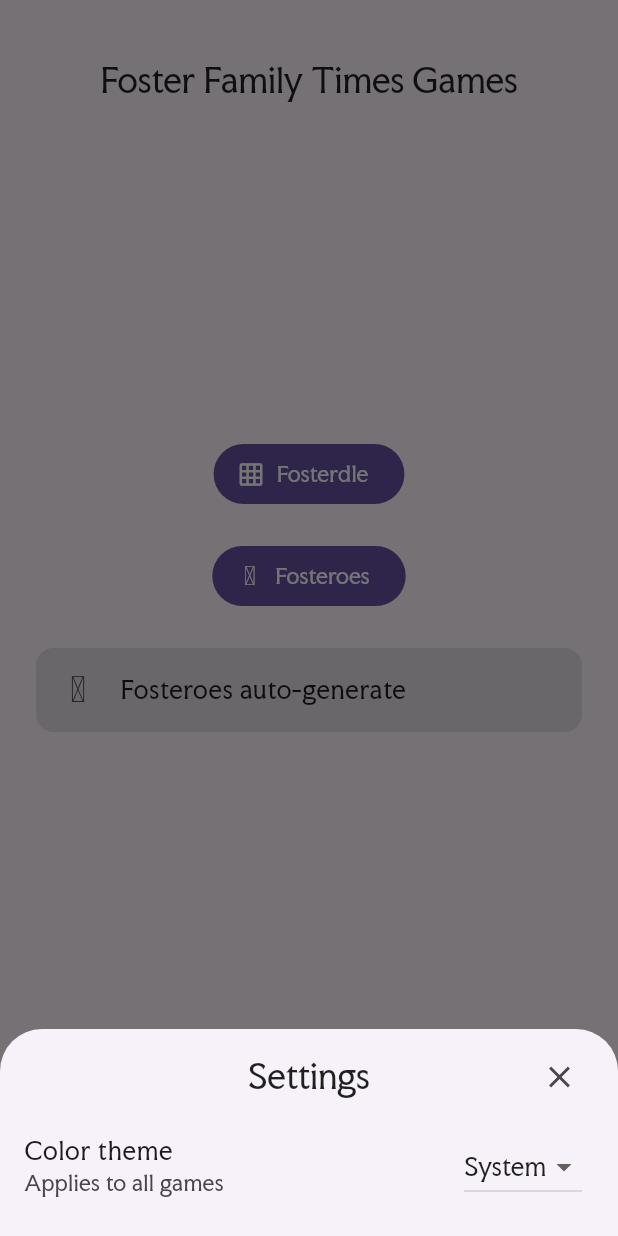
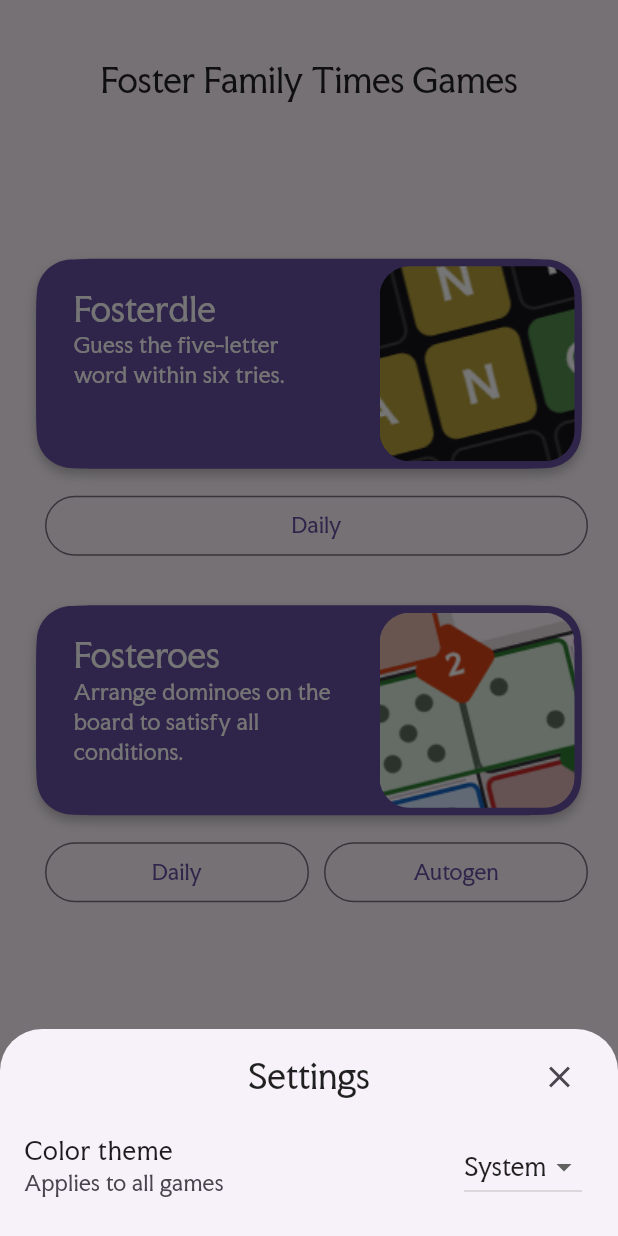
Before and after one commit to josh2112/fft_games, a Flutter app: the screen it shows after launch, after a tap on "Settings", on a phone screen of 412 x 824 dp. Run offline on Flutter 3.47's test engine with Material 3 defaults, Android fonts, the phone set to English and light mode, and no system bars; our stand-ins replace confetti, go_router, shared_preferences; missing offline and left inert: defer_pointer, svg_path_parser; project files that could hold a hidden picture were left out.

Commit message:
Redesigned main menu page with tiles / images Load theme mode before first render Bumped to v1.1.3

```diff
--- a/lib/games/fosterdle/play_page.dart
+++ b/lib/games/fosterdle/play_page.dart
@@ -43,9 +43,9 @@ class _PlayPageState extends State<PlayPage> with KeyboardAdapter {
     WidgetsBinding.instance.addPostFrameCallback(
       (_) => Future.wait([
         boardState.isLoaded,
-        settings.gameStateDate.isLoaded,
-        settings.gameStateGuesses.isLoaded,
-        settings.gameStateIsCompleted.isLoaded,
+        settings.gameStateDate.waitLoaded,
+        settings.gameStateGuesses.waitLoaded,
+        settings.gameStateIsCompleted.waitLoaded,
       ]).then(_maybeApplyBoardState),
     );
   }
--- a/lib/games/fosteroes/settings.dart
+++ b/lib/games/fosteroes/settings.dart
@@ -57,7 +57,7 @@ class GameSettingsController {
   }
 
   Future waitUntilLoaded() =>
-      Future.wait([date.isLoaded, state.isLoaded, isCompleted.isLoaded, elapsedTime.isLoaded, seed.isLoaded]);
+      Future.wait([date.waitLoaded, state.waitLoaded, isCompleted.waitLoaded, elapsedTime.waitLoaded, seed.waitLoaded]);
 }
 
 class SettingsController {
--- a/lib/main.dart
+++ b/lib/main.dart
@@ -20,15 +20,19 @@ void main() async {
 
   WidgetsFlutterBinding.ensureInitialized();
 
-  await GlobalSettingsController.migrate(SharedPrefsPersistence());
+  // Data migration
+  final prefs = SharedPrefsPersistence();
+  await GlobalSettingsController.migrate(prefs);
 
-  runApp(MyApp());
+  // Pass in initial theme to avoid flickering from default (system) to dark/light.
+  runApp(MyApp(initialThemeMode: ThemeMode.values[await GlobalSettingsController(prefs).themeMode.waitLoaded]));
 }
 
 class MyApp extends StatelessWidget {
   final settingsStore = SharedPrefsPersistence();
+  final ThemeMode initialThemeMode;
 
-  MyApp({super.key});
+  MyApp({this.initialThemeMode = ThemeMode.light, super.key});
 
   @override
   Widget build(BuildContext context) => MultiProvider(
@@ -50,7 +54,7 @@ class MyApp extends StatelessWidget {
                   systemOverlayStyle: SystemUiOverlayStyle(statusBarBrightness: Brightness.dark),
                 ),
               ),
-              themeMode: ThemeMode.values[themeMode],
+              themeMode: globalSettings.themeMode.isLoaded ? ThemeMode.values[themeMode] : initialThemeMode,
               routerConfig: router,
               debugShowCheckedModeBanner: false,
             ),
--- a/lib/main_menu/main_menu_page.dart
+++ b/lib/main_menu/main_menu_page.dart
@@ -1,8 +1,8 @@
 import 'package:fft_games/games/fosteroes/fosteroes.dart' as fosteroes;
+import 'package:fft_games/games/fosteroes/puzzle.dart';
 import 'package:fft_games/utils/utils.dart';
 import 'package:flutter/material.dart';
 import 'package:go_router/go_router.dart';
-import 'package:material_symbols_icons/symbols.dart';
 
 import '../utils/consts.dart';
 import '../utils/dialog_or_bottom_sheet.dart';
@@ -33,36 +33,30 @@ class _MainMenuPageState extends State<MainMenuPage> {
                 scale: 1,
                 child: Column(
                   mainAxisAlignment: MainAxisAlignment.center,
-                  spacing: 20,
+                  spacing: 15,
                   children: [
-                    FilledButton.icon(
-                      onPressed: () => context.go('/fosterdle'),
-                      label: Text('Fosterdle'),
-                      icon: Icon(Icons.grid_on),
+                    GameCard(
+                      'Fosterdle',
+                      'Guess the five-letter word within six tries.',
+                      "assets/tile-fosterdle.png",
+                      Theme.of(context).colorScheme.primary,
+                      actions: [('Daily', () => context.go('/fosterdle'))],
                     ),
-                    FilledButton.icon(
-                      onPressed: () => context.go('/fosteroes'),
-                      label: Text('Fosteroes'),
-                      icon: Icon(Symbols.background_dot_large),
-                    ),
-                    /*OutlinedButton.icon(
-                      onPressed: () => context.go(
-                        '/fosteroes',
-                        extra: fosteroes.PlayPageParams(PuzzleType.autogen, fosteroes.PuzzleDifficulty.easy),
-                      ),
-                      label: Text('Fosteroes auto-generate'),
-                      icon: Icon(Symbols.background_dot_large),
-                    ),*/
-                    Card.filled(
-                      clipBehavior: Clip.hardEdge,
-                      child: ListTile(
-                        leading: Icon(Symbols.background_dot_large),
-                        title: Text('Fosteroes auto-generate'),
-                        onTap: () => context.go(
-                          '/fosteroes',
-                          extra: fosteroes.PlayPageParams(PuzzleType.autogen, fosteroes.PuzzleDifficulty.easy),
+                    GameCard(
+                      'Fosteroes',
+                      'Arrange dominoes on the board to satisfy all conditions.',
+                      "assets/tile-fosteroes.png",
+                      Theme.of(context).colorScheme.primary,
+                      actions: [
+                        ('Daily', () => context.go('/fosteroes')),
+                        (
+                          'Autogen',
+                          () => context.go(
+                            '/fosteroes',
+                            extra: fosteroes.PlayPageParams(PuzzleType.autogen, PuzzleDifficulty.easy),
+                          ),
                         ),
-                      ),
+                      ],
                     ),
                   ],
                 ),
@@ -92,3 +86,73 @@ class _MainMenuPageState extends State<MainMenuPage> {
     ),
   );
 }
+
+class GameCard extends StatelessWidget {
+  final String title, summary, image;
+  final Color color;
+  late final Color textColor;
+  final List<(String, void Function())> actions;
+
+  GameCard(this.title, this.summary, this.image, this.color, {super.key, required this.actions}) {
+    textColor = switch (ThemeData.estimateBrightnessForColor(color)) {
+      Brightness.dark => Colors.white,
+      Brightness.light => Colors.black,
+    };
+  }
+
+  @override
+  Widget build(BuildContext context) => Column(
+    children: [
+      Card(
+        color: color,
+        elevation: 2,
+        shape: RoundedSuperellipseBorder(borderRadius: BorderRadius.all(Radius.circular(25))),
+        clipBehavior: Clip.hardEdge,
+        child: SizedBox(
+          height: 140,
+          child: Row(
+            children: [
+              Expanded(
+                child: Padding(
+                  padding: EdgeInsetsGeometry.symmetric(horizontal: 25, vertical: 20),
+                  child: Column(
+                    crossAxisAlignment: CrossAxisAlignment.start,
+                    children: [
+                      Text(title, style: TextTheme.of(context).titleLarge!.copyWith(color: textColor)),
+                      Text(
+                        summary,
+                        textAlign: TextAlign.start,
+                        style: TextStyle(color: textColor),
+                      ),
+                    ],
+                  ),
+                ),
+              ),
+              Padding(
+                padding: EdgeInsets.all(5),
+                child: ClipRSuperellipse(
+                  borderRadius: BorderRadius.all(Radius.circular(20)),
+
+                  child: Image.asset(image, fit: BoxFit.none),
+                ),
+              ),
+            ],
+          ),
+        ),
+      ),
+      Padding(
+        padding: EdgeInsets.only(left: 10, top: 10, bottom: 10),
+        child: Row(
+          mainAxisAlignment: MainAxisAlignment.spaceEvenly,
+          spacing: 10,
+          children: [
+            for (final a in actions)
+              Expanded(
+                child: OutlinedButton(onPressed: a.$2, child: Text(a.$1)),
+              ),
+          ],
+        ),
+      ),
+    ],
+  );
+}
--- a/lib/settings/global_settings.dart
+++ b/lib/settings/global_settings.dart
@@ -5,6 +5,7 @@ import '../utils/consts.dart';
 import 'persistence/settings_persistence.dart';
 import 'setting.dart';
 
+/// Contains settings for all games, such as light/dark mode
 class GlobalSettingsController {
   static final _log = Logger('GlobalSettingsController');
 
--- a/lib/settings/setting.dart
+++ b/lib/settings/setting.dart
@@ -28,7 +28,9 @@ class Setting<T> extends ValueNotifier<T> {
   final SettingsPersistence store;
   final Logger? log;
 
-  Future<T> get isLoaded => _loadCompleter.future;
+  bool get isLoaded => _loadCompleter.isCompleted;
+
+  Future<T> get waitLoaded => _loadCompleter.future;
 
   Setting(this.key, this.store, this.defaultValue, {this.serializer, this.log}) : super(defaultValue) {
     _load().then((v) => _loadCompleter.complete(v));
--- a/lib/utils/consts.dart
+++ b/lib/utils/consts.dart
@@ -1,2 +1,2 @@
-const String version = "1.1.2";
+const String version = "1.1.3";
 const int dbVersion = 1;
--- a/lib/utils/multi_snack_bar.dart
+++ b/lib/utils/multi_snack_bar.dart
@@ -16,14 +16,24 @@ class MultiSnackBarMessenger with ChangeNotifier {
     notifyListeners();
 
     Future.delayed(timeout, () {
-      item.visible = false;
-      notifyListeners();
+      if (item.visible) {
+        // Don't notify if already hidden (by _sweep)
+        item.visible = false;
+        notifyListeners();
+      }
     });
   }
 
   void _sweep() {
     _items.removeWhere((m) => !m.visible);
     notifyListeners();
+  }
+
+  void clear() {
+    for (final m in _items) {
+      m.visible = false;
+    }
+    _items.clear();
   }
 }
 
@@ -66,4 +76,10 @@ class _MultiSnackBarState extends State<MultiSnackBar> {
       ),
     );
   }
+
+  @override
+  void dispose() {
+    widget.messenger.clear();
+    super.dispose();
+  }
 }
--- a/pubspec.yaml
+++ b/pubspec.yaml
@@ -2,7 +2,7 @@ name: fft_games
 description: "A suite of games similar to NYT."
 publish_to: "none"
 
-version: 1.1.2+6
+version: 1.1.3+7
 
 environment:
     sdk: ^3.9.0
@@ -18,7 +18,6 @@ dependencies:
     go_router: ^16.2.1
     shared_preferences: ^2.5.3
     collection: ^1.19.1
-    material_symbols_icons: ^4.2874.0
     path_drawing: ^1.0.1
     svg_path_parser: ^1.1.2
     defer_pointer: ^0.0.2
@@ -38,6 +37,8 @@ flutter:
         - assets/fosterdle/allowed.txt
         - assets/fosterdle/wod.txt
         - assets/fosteroes/testpuzzles/
+        - assets/tile-fosterdle.png
+        - assets/tile-fosteroes.png
 
     fonts:
         - family: FacultyGlyphic
```
Also changed, not shown: assets/tile-fosterdle.png (added), assets/tile-fosteroes.png (added), assets/tiles.svg (added), pubspec.lock.
